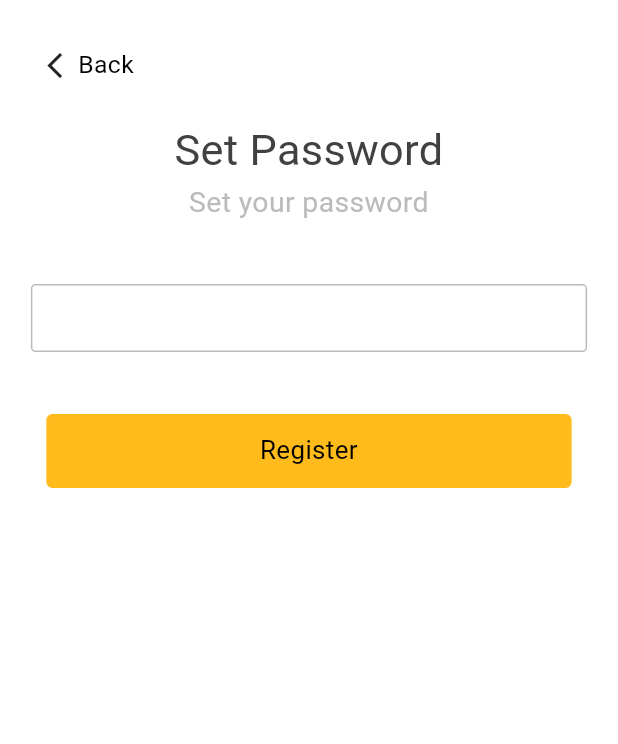
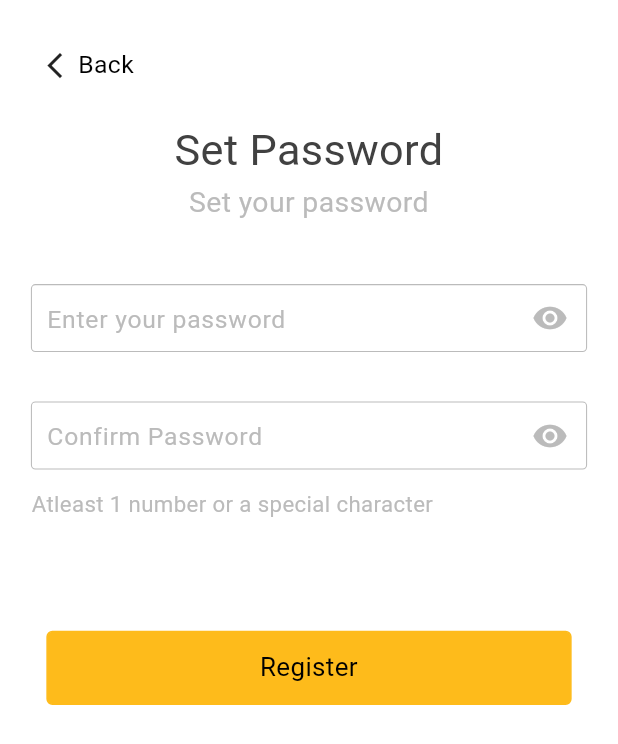
Before and after one commit to Cyber-Nut/GoSri, a Flutter app: the SetPasswordScreen screen opened by its route, on a phone screen of 412 x 824 dp. Shown: the top 744 px of the screen. Run offline on Flutter 3.47's test engine with Material 3 defaults, Android fonts, the phone set to English and light mode, and no system bars; our stand-ins replace dropdown_textfield, pinput, roundcheckbox; missing offline and left inert: fancy_password_field.

Commit message:
Changed the structure by adding approuted

```diff
--- a/lib/presentations/authentication_screens/choose_role_screen.dart
+++ b/lib/presentation/authentication_screens/choose_role_screen.dart
@@ -1,5 +1,5 @@
 import 'package:flutter/material.dart';
-import 'package:gosri/presentations/authentication_screens/signup_screen.dart';
+import 'package:gosri/routes/app_routes.dart';
 import 'package:gosri/widgets/colors.dart';
 
 import '../../widgets/custom_button.dart';
@@ -33,8 +33,7 @@ class _ChooseRoleScreenState extends State<ChooseRoleScreen> {
   }
 
   void onDoneHandler() {
-    Navigator.of(context)
-        .push(MaterialPageRoute(builder: (context) => SignupScreen()));
+    Navigator.pushNamed(context, AppRoutes.signUpScreen);
   }
 
   @override
--- /dev/null
+++ b/lib/presentation/authentication_screens/set_password_screen.dart
@@ -0,0 +1,202 @@
+import 'package:flutter/material.dart';
+import 'package:gosri/widgets/colors.dart';
+import 'package:gosri/widgets/custom_button.dart';
+
+class SetPasswordScreen extends StatefulWidget {
+  const SetPasswordScreen({super.key});
+
+  @override
+  State<SetPasswordScreen> createState() => __SetPasswordScreenState();
+}
+
+class __SetPasswordScreenState extends State<SetPasswordScreen> {
+  final TextEditingController setpasswordController = TextEditingController();
+  final TextEditingController confirmpasswordController =
+      TextEditingController();
+
+  bool _isObscured1 = true;
+  bool _isObscured2 = true;
+
+  void onRegisterHandler() {
+    print('verify button pressed');
+  }
+
+  @override
+  Widget build(BuildContext context) {
+    return SafeArea(
+        child: Scaffold(
+      resizeToAvoidBottomInset: false,
+      body: Padding(
+        padding: const EdgeInsets.all(15.0),
+        child: Column(
+          children: [
+            SizedBox(
+              height: MediaQuery.of(context).size.height * 0.02,
+            ),
+
+            //Back Button
+            GestureDetector(
+              onTap: () => Navigator.pop(context),
+              child: SizedBox(
+                child: Row(
+                  children: [
+                    SizedBox(
+                      width: MediaQuery.of(context).size.width * 0.04,
+                    ),
+                    Icon(
+                      Icons.arrow_back_ios,
+                      size: MediaQuery.of(context).size.height * 0.025,
+                    ),
+                    Text(
+                      'Back',
+                      style: TextStyle(
+                          fontSize: MediaQuery.of(context).size.height * 0.02),
+                    )
+                  ],
+                ),
+              ),
+            ),
+
+            SizedBox(
+              height: MediaQuery.of(context).size.height * 0.03,
+            ),
+
+            Text(
+              'Set Password',
+              textAlign: TextAlign.center,
+              style: TextStyle(
+                  fontSize: MediaQuery.of(context).size.height * 0.035,
+                  color: AppColors.error),
+            ),
+
+            // SizedBox(
+            //   height: MediaQuery.of(context).size.height * 0.001,
+            // ),
+
+            Text(
+              'Set your password',
+              textAlign: TextAlign.center,
+              style: TextStyle(
+                  fontSize: MediaQuery.of(context).size.height * 0.023,
+                  color: AppColors.surface),
+            ),
+
+            SizedBox(
+              height: MediaQuery.of(context).size.height * 0.05,
+            ),
+
+            SizedBox(
+              child: Column(
+                crossAxisAlignment: CrossAxisAlignment.center,
+                children: [
+                  Container(
+                      height: MediaQuery.of(context).size.height * 0.055,
+                      width: MediaQuery.of(context).size.width * 0.9,
+                      decoration: BoxDecoration(
+                        border:
+                            Border.all(color: AppColors.surface, width: 0.7),
+                        borderRadius: BorderRadius.circular(3),
+                      ),
+                      child: TextFormField(
+                          obscureText: _isObscured1,
+                          decoration: InputDecoration(
+                            alignLabelWithHint: true,
+                            hintText: 'Enter your password',
+                            hintStyle: TextStyle(
+                                fontSize:
+                                    MediaQuery.of(context).size.height * 0.02,
+                                color: AppColors.surface),
+                            contentPadding: EdgeInsets.all(10),
+                            border: InputBorder.none,
+                            suffixIcon: IconButton(
+                              icon: Icon(
+                                _isObscured1
+                                    ? Icons.visibility
+                                    : Icons.visibility_off,
+                                color: AppColors.surface,
+                              ),
+                              onPressed: () {
+                                setState(() {
+                                  _isObscured1 = !_isObscured1;
+                                });
+                              },
+                            ),
+                          ))),
+                  SizedBox(
+                    height: MediaQuery.of(context).size.height * 0.04,
+                  ),
+                  Container(
+                      height: MediaQuery.of(context).size.height * 0.055,
+                      width: MediaQuery.of(context).size.width * 0.9,
+                      decoration: BoxDecoration(
+                        border:
+                            Border.all(color: AppColors.surface, width: 0.7),
+                        borderRadius: BorderRadius.circular(3),
+                      ),
+                      child: TextFormField(
+                          obscureText: _isObscured2,
+                          decoration: InputDecoration(
+                            alignLabelWithHint: true,
+                            hintText: 'Confirm Password',
+                            hintStyle: TextStyle(
+                                fontSize:
+                                    MediaQuery.of(context).size.height * 0.02,
+                                color: AppColors.surface),
+                            contentPadding: EdgeInsets.all(10),
+                            border: InputBorder.none,
+                            suffixIcon: IconButton(
+                              icon: Icon(
+                                _isObscured2
+                                    ? Icons.visibility
+                                    : Icons.visibility_off,
+                                color: AppColors.surface,
+                              ),
+                              onPressed: () {
+                                setState(() {
+                                  _isObscured2 = !_isObscured2;
+                                });
+                              },
+                            ),
+                          ))),
+                  SizedBox(
+                    height: MediaQuery.of(context).size.height * 0.015,
+                  ),
+                  Align(
+                    alignment: Alignment.centerLeft,
+                    child: Padding(
+                      padding: const EdgeInsets.only(left: 6),
+                      child: Text(
+                        'Atleast 1 number or a special character',
+                        style: TextStyle(
+                          fontSize: MediaQuery.of(context).size.height * 0.018,
+                          color: AppColors.surface,
+                        ),
+                        textAlign: TextAlign.left,
+                      ),
+                    ),
+                  )
+                ],
+              ),
+            ),
+
+            SizedBox(
+              height: MediaQuery.of(context).size.height * 0.09,
+            ),
+
+            //Register button
+            SizedBox(
+                height: MediaQuery.of(context).size.height * 0.06,
+                width: MediaQuery.of(context).size.width * 0.85,
+                child: Expanded(
+                  child: CustomButton(
+                      title: "Register",
+                      onPressed: onRegisterHandler,
+                      backgroundColor: AppColors.primary,
+                      borderColor: AppColors.primary),
+                )),
+          ],
+        ),
+      ),
+    ));
+  }
+}
--- a/lib/presentations/authentication_screens/set_password_screen.dart
+++ /dev/null
@@ -1,126 +0,0 @@
-import 'package:flutter/material.dart';
-import 'package:gosri/widgets/colors.dart';
-import 'package:gosri/widgets/custom_button.dart';
-import 'package:pinput/pinput.dart';
-
-class SetPasswordScreen extends StatefulWidget {
-  const SetPasswordScreen({super.key});
-
-  @override
-  State<SetPasswordScreen> createState() => __SetPasswordScreenState();
-}
-
-class __SetPasswordScreenState extends State<SetPasswordScreen> {
-  final TextEditingController setpasswordController = TextEditingController();
-  final TextEditingController confirmpasswordController =
-      TextEditingController();
-
-  void onRegisterHandler() {
-    print('verify button pressed');
-  }
-
-  @override
-  Widget build(BuildContext context) {
-    return SafeArea(
-        child: Scaffold(
-      resizeToAvoidBottomInset: false,
-      body: Padding(
-        padding: const EdgeInsets.all(15.0),
-        child: Column(
-          children: [
-            SizedBox(
-              height: MediaQuery.of(context).size.height * 0.02,
-            ),
-
-            //Back Button
-            GestureDetector(
-              onTap: () => Navigator.pop(context),
-              child: SizedBox(
-                child: Row(
-                  children: [
-                    SizedBox(
-                      width: MediaQuery.of(context).size.width * 0.04,
-                    ),
-                    Icon(
-                      Icons.arrow_back_ios,
-                      size: MediaQuery.of(context).size.height * 0.025,
-                    ),
-                    Text(
-                      'Back',
-                      style: TextStyle(
-                          fontSize: MediaQuery.of(context).size.height * 0.02),
-                    )
-                  ],
-                ),
-              ),
-            ),
-
-            SizedBox(
-              height: MediaQuery.of(context).size.height * 0.03,
-            ),
-
-            Text(
-              'Set Password',
-              textAlign: TextAlign.center,
-              style: TextStyle(
-                  fontSize: MediaQuery.of(context).size.height * 0.035,
-                  color: AppColors.error),
-            ),
-
-            // SizedBox(
-            //   height: MediaQuery.of(context).size.height * 0.001,
-            // ),
-
-            Text(
-              'Set your password',
-              textAlign: TextAlign.center,
-              style: TextStyle(
-                  fontSize: MediaQuery.of(context).size.height * 0.023,
-                  color: AppColors.surface),
-            ),
-
-            SizedBox(
-              height: MediaQuery.of(context).size.height * 0.05,
-            ),
-
-            SizedBox(
-              child: Column(
-                crossAxisAlignment: CrossAxisAlignment.center,
-                children: [
-                  Container(
-                    height: MediaQuery.of(context).size.height * 0.055,
-                    width: MediaQuery.of(context).size.width * 0.9,
-                    decoration: BoxDecoration(
-                      border: Border.all(color: AppColors.surface),
-                      borderRadius: BorderRadius.circular(3),
-                    ),
-                    // decoration: BoxDecoration(color: Colors.blue),
-                  ),
-                  SizedBox(
-                    height: MediaQuery.of(context).size.height * 0.02,
-                  ),
-                ],
-              ),
-            ),
-
-            SizedBox(
-              height: MediaQuery.of(context).size.height * 0.03,
-            ),
-
-            //Verify button
-            SizedBox(
-                height: MediaQuery.of(context).size.height * 0.06,
-                width: MediaQuery.of(context).size.width * 0.85,
-                child: Expanded(
-                  child: CustomButton(
-                      title: "Register",
-                      onPressed: onRegisterHandler,
-                      backgroundColor: AppColors.primary,
-                      borderColor: AppColors.primary),
-                )),
-          ],
-        ),
-      ),
-    ));
-  }
-}
--- /dev/null
+++ b/lib/routes/app_routes.dart
@@ -0,0 +1,38 @@
+import 'package:flutter/material.dart';
+import 'package:gosri/presentation/authentication_screens/choose_role_screen.dart';
+import 'package:gosri/presentation/authentication_screens/set_newpassword_screen.dart';
+
+import '../presentation/authentication_screens/otp_screen.dart';
+import '../presentation/authentication_screens/set_password_screen.dart';
+import '../presentation/authentication_screens/signin_screen.dart';
+import '../presentation/authentication_screens/signup_screen.dart';
+import '../presentation/authentication_screens/welcome_screen.dart';
+
+class AppRoutes {
+  static const String roleScreen =
+      '/lib/presentation/authentication_screens/choose_role_screen.dart';
+  static const String welcomeScreen =
+      '/lib/presentation/authentication_screens/welcome_screen.dart';
+  static const String signUpScreen =
+      '/lib/presentation/authentication_screens/signup_screen.dart';
+  static const String signInScreen =
+      '/lib/presentation/authentication_screens/signin_screen.dart';
+  static const String otpScreen =
+      '/lib/presentation/authentication_screens/otp_screen.dart';
+  static const String setPasswordScreen =
+      '/lib/presentation/authentication_screens/set_password_screen.dart';
+  static const String setNewPasswordScreen =
+      'lib/presentation/authentication_screens/set_newpassword_screen.dart';
+  static const String initialRoute = '/welcome';
+
+  static Map<String, WidgetBuilder> routes = {
+    roleScreen: (context) => ChooseRoleScreen(),
+    welcomeScreen: (context) => WelcomeScreen(),
+    signUpScreen: (context) => SignupScreen(),
+    signInScreen: (context) => SigninScreen(),
+    otpScreen: (context) => OtpScreen(),
+    setPasswordScreen: (context) => SetPasswordScreen(),
+    setNewPasswordScreen: (context) => SetNewPasswordScreen(),
+    initialRoute: (context) => WelcomeScreen(),
+  };
+}
--- a/lib/widgets/input_field.dart
+++ b/lib/widgets/input_field.dart
@@ -1,6 +1,4 @@
-import 'dart:ui';
 import 'package:flutter/material.dart';
-import 'package:flutter/services.dart';
 import 'package:gosri/widgets/colors.dart';
 
 class InputField extends StatelessWidget {
@@ -11,13 +9,13 @@ class InputField extends StatelessWidget {
   final int maxLength;
 
   const InputField({
-    Key? key,
+    super.key,
     required this.hintText,
     this.controller,
     this.keyboardType,
     this.obscureText = false,
     this.maxLength = 20,
-  }) : super(key: key);
+  });
 
   @override
   Widget build(BuildContext context) {
--- a/pubspec.yaml
+++ b/pubspec.yaml
@@ -38,6 +38,7 @@ dependencies:
   roundcheckbox: ^2.0.5
   fancy_password_field: ^2.0.8
   pinput: ^5.0.1
+  flutter_svg: ^2.0.9
 
 dev_dependencies:
   flutter_test:
@@ -70,6 +71,9 @@ flutter:
       - assets/images/metaLogo.png
       - assets/images/welcome.png
       - assets/images/facebookIcon.png
+      - assets/images/intro1.svg
+      - assets/images/intro2.svg
+      - assets/images/intro3.svg
 
   # An image asset can refer to one or more resolution-specific "variants", see
   # https://flutter.dev/to/resolution-aware-images
```
Also changed, not shown: lib/main.dart (+3 -16 lines), lib/presentation/authentication_screens/otp_screen.dart (renamed from lib/presentations/authentication_screens/otp_screen.dart, +6 -6 lines), lib/presentation/authentication_screens/set_newpassword_screen.dart (added, +202 -0 lines), lib/presentation/authentication_screens/signin_screen.dart (renamed from lib/presentations/authentication_screens/signin_screen.dart, +33 -19 lines), lib/presentation/authentication_screens/signup_screen.dart (renamed from lib/presentations/authentication_screens/signup_screen.dart, +22 -8 lines), lib/presentation/authentication_screens/welcome_screen.dart (renamed from lib/presentations/authentication_screens/welcome_screen.dart, +3 -5 lines), assets/images/intro1.svg (added), assets/images/intro2.svg (added), assets/images/intro3.svg (added), pubspec.lock.
